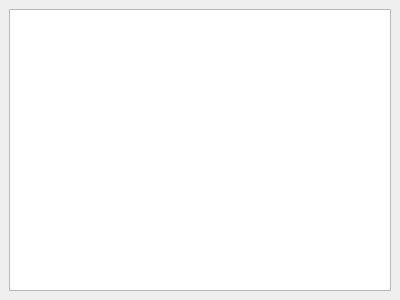
Above: wengophone/src/presentation/qt/config/LanguagesSettings.ui from tkrotoff/WengoPhone before the change. Below: the same form after it.
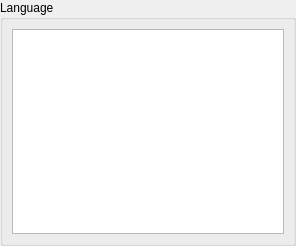
That is the form after the change.

Diff of the .ui file:
```diff
--- a/wengophone/src/presentation/qt/config/LanguagesSettings.ui
+++ b/wengophone/src/presentation/qt/config/LanguagesSettings.ui
@@ -8,12 +8,24 @@
    <rect>
     <x>0</x>
     <y>0</y>
-    <width>400</width>
-    <height>300</height>
+    <width>296</width>
+    <height>246</height>
    </rect>
   </property>
   <layout class="QGridLayout" >
    <property name="margin" >
+    <number>0</number>
+   </property>
+   <property name="spacing" >
+    <number>0</number>
+   </property>
+   <item row="0" column="0" >
+    <widget class="QGroupBox" name="" >
+     <property name="title" >
+      <string>Language</string>
+     </property>
+     <layout class="QGridLayout" >
+      <property name="margin" >
     <number>9</number>
    </property>
    <property name="spacing" >
@@ -21,6 +33,9 @@
    </property>
    <item row="0" column="0" >
     <widget class="QListWidget" name="listWidget" />
+      </item>
+     </layout>
+    </widget>
    </item>
   </layout>
  </widget>
```
Lines whose indentation alone changed are shown as unchanged.
